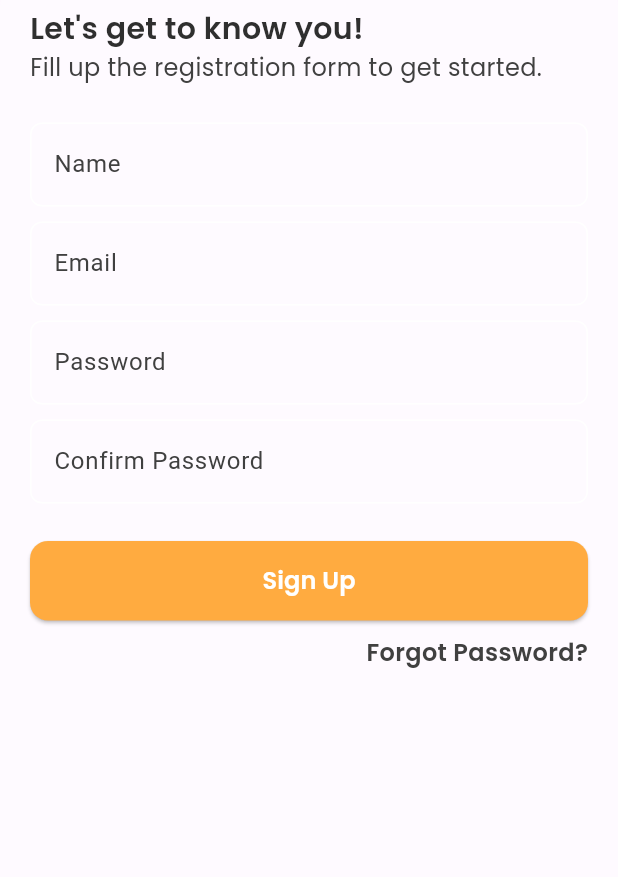
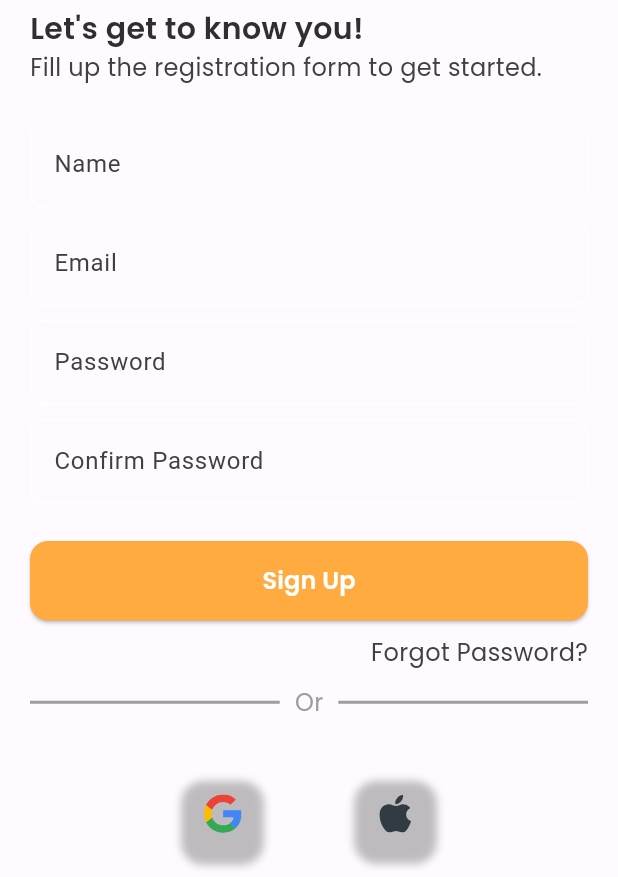
Before and after one commit to AkashP4769/reflect, a Flutter app: the screen it shows after launch, on a phone screen of 412 x 824 dp, the part 359-1236 px from its top. Run offline on Flutter 3.47's test engine with Material 3 defaults, Android fonts, the phone set to English and light mode, and no system bars; our stand-ins replace chewie, flutter_svg, video_player.

Commit message:
sign up icon button

```diff
--- a/lib/components/signup/signup_card.dart
+++ b/lib/components/signup/signup_card.dart
@@ -1,4 +1,5 @@
 import 'package:flutter/material.dart';
+import 'package:reflect/components/signup/signup_icon_btn.dart';
 import 'package:reflect/components/signup/signup_textfield.dart';
 import 'package:reflect/constants/colors.dart';
 
@@ -68,20 +69,50 @@ class _SignUpCardState extends State<SignUpCard> {
               },
               style: ElevatedButton.styleFrom(
                 backgroundColor: Colors.orangeAccent,
-                minimumSize: Size(double.infinity, 50),
+                minimumSize: const Size(double.infinity, 50),
                 padding: const EdgeInsets.symmetric(vertical: 15),
                 shape: RoundedRectangleBorder(
                   borderRadius: BorderRadius.circular(12)
                 )
               ),
-              child: Text("Sign Up", style: TextStyle(color: Colors.white, fontSize: 16, fontFamily: "Poppins", fontWeight: FontWeight.w600),),
+              child: const Text("Sign Up", style: TextStyle(color: Colors.white, fontSize: 16, fontFamily: "Poppins", fontWeight: FontWeight.w600),),
             ),
           ),
-          SizedBox(height: 10,),
+          const SizedBox(height: 10,),
           Align(
             alignment: Alignment.centerRight,
-            child: Text("Forgot Password?", style: TextStyle(color: grey, fontSize: 16, fontFamily: "Poppins", fontWeight: FontWeight.w600),),
-          )
+            child: Text("Forgot Password?", style: TextStyle(color: grey, fontSize: 16, fontFamily: "Poppins", fontWeight: FontWeight.w400),),
+          ),
+          const SizedBox(height: 10,),
+
+          const Row(
+            mainAxisAlignment: MainAxisAlignment.center,
+            children: [
+              Expanded(child: Divider(color: Colors.grey, thickness: 2, endIndent: 10,)),
+              Text("Or", style: TextStyle(color: Colors.grey, fontSize: 16, fontFamily: "Poppins", fontWeight: FontWeight.w400),),
+              Expanded(child: Divider(color: Colors.grey, thickness: 2, indent: 10,)),
+            ],
+          ),
+          SizedBox(height: 20,),
+
+          Container(
+                    margin: const EdgeInsets.symmetric(vertical: 5),
+                    child: Row(
+                      mainAxisAlignment: MainAxisAlignment.center,
+                      children: [
+                        GestureDetector(
+                          onTap: (){},
+                          child: IntrinsicWidth(child: SignUpIconButton(imgSrc: 'google')),
+                        ),
+                        GestureDetector(
+                          onTap: (){},
+                          child: IntrinsicWidth(child: SignUpIconButton(imgSrc: 'apple')),
+                        )
+                      ],
+                    ),
+                  ),
+
+
 
         ],
       ),
--- /dev/null
+++ b/lib/components/signup/signup_icon_btn.dart
@@ -0,0 +1,36 @@
+import 'package:flutter/material.dart';
+import 'package:flutter_svg/flutter_svg.dart';
+import 'package:reflect/constants/colors.dart';
+
+class SignUpIconButton extends StatelessWidget {
+  final String imgSrc;
+  double? px;
+  double? mx;
+  SignUpIconButton({super.key, this.px, this.mx, required this.imgSrc});
+
+  @override
+  Widget build(BuildContext context) {
+    return Container(
+      width: double.infinity,
+      padding: EdgeInsets.symmetric(vertical: px ?? 15, horizontal: 15),
+      margin: EdgeInsets.symmetric(vertical: 10,  horizontal: mx ?? 30),
+      decoration: BoxDecoration(
+        //gradient: homebtnGradient,
+        borderRadius: BorderRadius.circular(15),
+        boxShadow: const [
+          BoxShadow(
+            color:  Color.fromARGB(64, 0, 0, 0),
+            spreadRadius: 0,
+            blurRadius: 4,
+            offset: Offset(0, 6), // changes position of shadow
+          ),
+        ],
+      ),
+      child: Center(child: SvgPicture.asset(
+        'assets/images/$imgSrc.svg',
+        width: 25,
+        semanticsLabel: 'A red up arrow'
+      )),
+    );
+  }
+}
--- a/pubspec.yaml
+++ b/pubspec.yaml
@@ -11,6 +11,7 @@ dependencies:
     sdk: flutter
   chewie: ^1.8.4
   video_player: ^2.9.1
+  flutter_svg: ^2.0.10+1
 
 dev_dependencies:
   flutter_test:
```
Also changed, not shown: assets/images/apple.svg (added), assets/images/google.svg (added), pubspec.lock.
